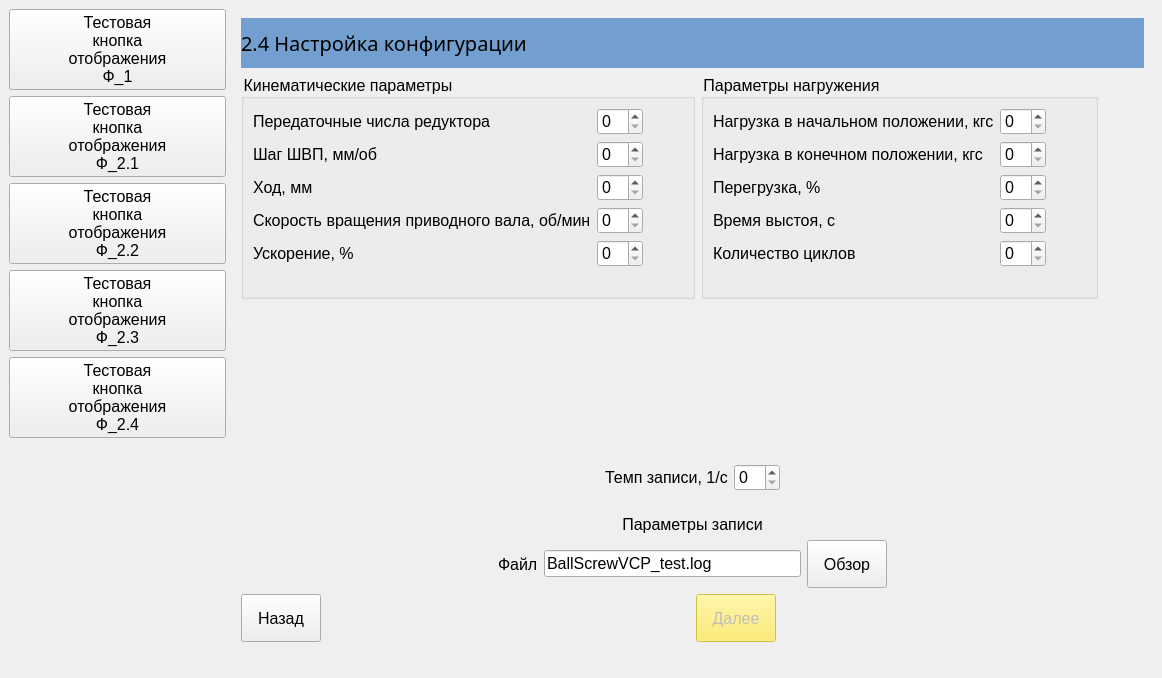
Ornstein89/BallScrewControl_QtVCP, file BallScrew.ui: the form before one commit.
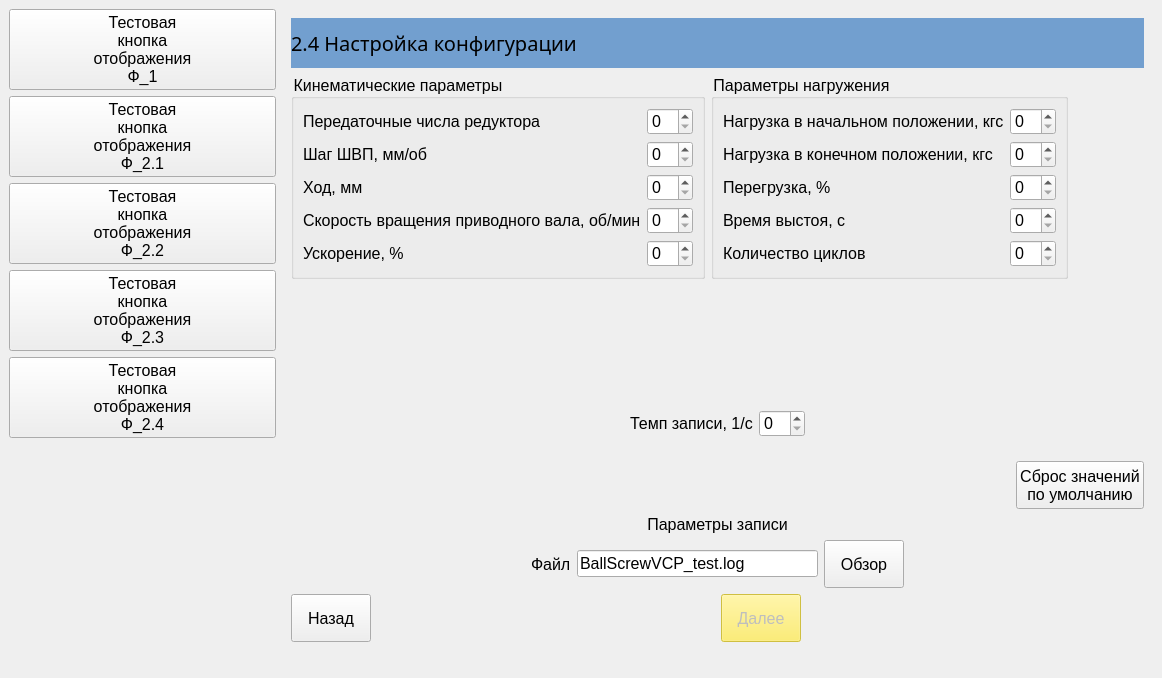
The form after the commit. The open tabs and pages were chosen to show the change.

Commit message: Added and tested reset all to default button, other minor changes, refactoring

Patch:
```diff
--- a/BallScrew.ui
+++ b/BallScrew.ui
@@ -41,6 +41,31 @@
     <item row="1" column="1">
      <widget class="QWidget" name="wgtNext2" native="true">
       <layout class="QVBoxLayout" name="verticalLayout">
+       <item>
+        <layout class="QHBoxLayout" name="horizontalLayout_2">
+         <item>
+          <spacer name="horizontalSpacer_14">
+           <property name="orientation">
+            <enum>Qt::Horizontal</enum>
+           </property>
+           <property name="sizeHint" stdset="0">
+            <size>
+             <width>40</width>
+             <height>20</height>
+            </size>
+           </property>
+          </spacer>
+         </item>
+         <item>
+          <widget class="QPushButton" name="btnDefaultAll">
+           <property name="text">
+            <string>Сброс значений
+по умолчанию</string>
+           </property>
+          </widget>
+         </item>
+        </layout>
+       </item>
        <item>
         <widget class="QLabel" name="label_16">
          <property name="text">
@@ -988,19 +1013,6 @@
            <item row="1" column="1">
             <widget class="QSpinBox" name="spnPitch24"/>
            </item>
-           <item row="5" column="2">
-            <spacer name="horizontalSpacer_12">
-             <property name="orientation">
-              <enum>Qt::Horizontal</enum>
-             </property>
-             <property name="sizeHint" stdset="0">
-              <size>
-               <width>40</width>
-               <height>20</height>
-              </size>
-             </property>
-            </spacer>
-           </item>
           </layout>
          </widget>
         </item>
@@ -1080,19 +1092,6 @@
            <item row="4" column="1">
             <widget class="QSpinBox" name="spnN24"/>
            </item>
-           <item row="5" column="2">
-            <spacer name="horizontalSpacer_13">
-             <property name="orientation">
-              <enum>Qt::Horizontal</enum>
-             </property>
-             <property name="sizeHint" stdset="0">
-              <size>
-               <width>40</width>
-               <height>20</height>
-              </size>
-             </property>
-            </spacer>
-           </item>
           </layout>
          </widget>
         </item>
```
Left out of the diff: 78 changed lines with no effect on the pictures. The commit also changes 3 other files.
